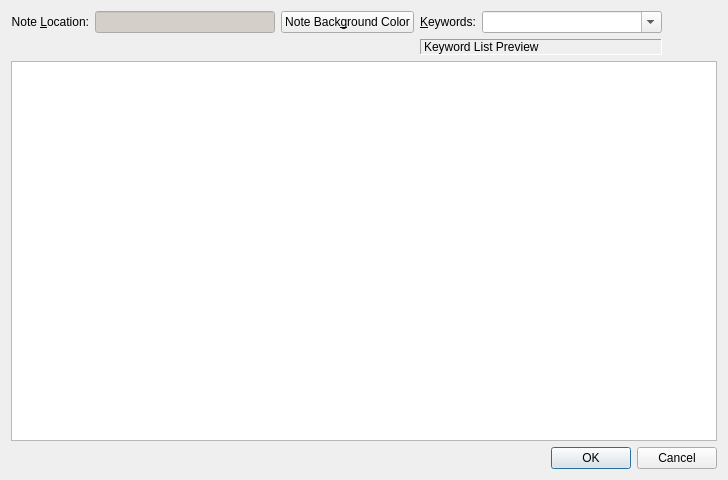
This is programs/KJVCanOpener/KJVNoteEditDlg.ui in dewhisna/KingJamesPureBibleSearch as Qt 5 draws it before an edit. The edited form follows.
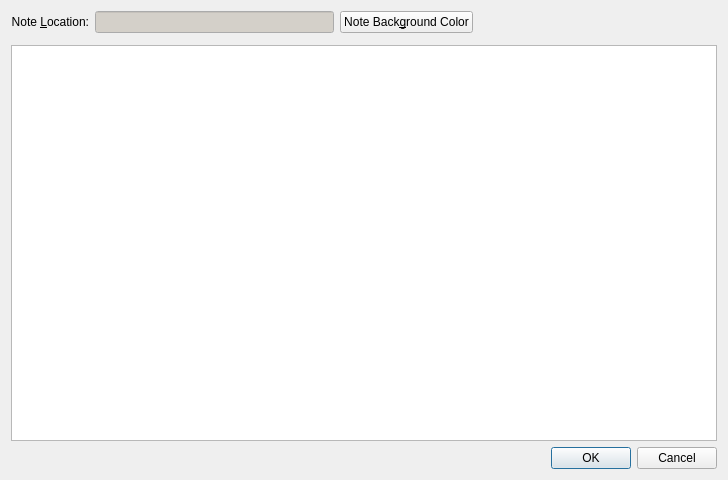
This is the edited form. Custom widgets are drawn as their Qt base class.

Commit message: Went ahead and split the NoteKeywordWidget controls out of the Note Editor Dialog, moving the corresponding models and data objects with it.  Will next rework it to give it a read-only mode to use to replace the equivalent keyword selector variation in the Search Results view.  This will give us a widget to use later on with the User Note Database import/export, etc, and there's no need in repeating the same code three or more times.

```diff
--- a/programs/KJVCanOpener/KJVNoteEditDlg.ui
+++ b/programs/KJVCanOpener/KJVNoteEditDlg.ui
@@ -114,36 +114,10 @@
        </property>
       </widget>
      </item>
-     <item row="0" column="3">
-      <widget class="QLabel" name="lblKeywords">
-       <property name="text">
-        <string>&amp;Keywords:</string>
-       </property>
-       <property name="buddy">
-        <cstring>comboKeywords</cstring>
-       </property>
-      </widget>
+	 <item row="0" column="3" rowspan="2">
+      <widget class="CNoteKeywordWidget" name="widgetNoteKeywords" native="true"/>
      </item>
-     <item row="0" column="4">
-      <widget class="CComboBox" name="comboKeywords">
-       <property name="minimumSize">
-        <size>
-         <width>180</width>
-         <height>0</height>
-        </size>
-       </property>
-       <property name="editable">
-        <bool>true</bool>
-       </property>
-       <property name="insertPolicy">
-        <enum>QComboBox::InsertAlphabetically</enum>
-       </property>
-       <property name="sizeAdjustPolicy">
-        <enum>QComboBox::AdjustToContents</enum>
-       </property>
-      </widget>
-     </item>
-     <item row="0" column="5">
+	 <item row="0" column="4" rowspan="2">
       <spacer name="horizontalSpacer_2">
        <property name="orientation">
         <enum>Qt::Horizontal</enum>
@@ -156,25 +130,6 @@
        </property>
       </spacer>
      </item>
-	 <item row="1" column="3" colspan="2">
-      <widget class="QLabel" name="lblKeywordsListPreview">
-       <property name="frameShape">
-        <enum>QFrame::Panel</enum>
-       </property>
-       <property name="frameShadow">
-        <enum>QFrame::Sunken</enum>
-       </property>
-       <property name="text">
-        <string>Keyword List Preview</string>
-       </property>
-       <property name="wordWrap">
-        <bool>true</bool>
-       </property>
-       <property name="margin">
-        <number>4</number>
-       </property>
-      </widget>
-     </item>
     </layout>
    </item>
    <item row="1" column="0">
@@ -194,9 +149,10 @@
  </widget>
  <customwidgets>
   <customwidget>
-   <class>CComboBox</class>
-   <extends>QComboBox</extends>
-   <header>SubControls.h</header>
+   <class>CNoteKeywordWidget</class>
+   <extends>QWidget</extends>
+   <header location="global">NoteKeywordWidget.h</header>
+   <container>1</container>
   </customwidget>
  </customwidgets>
  <tabstops>
```
The commit also changes 8 other files.
